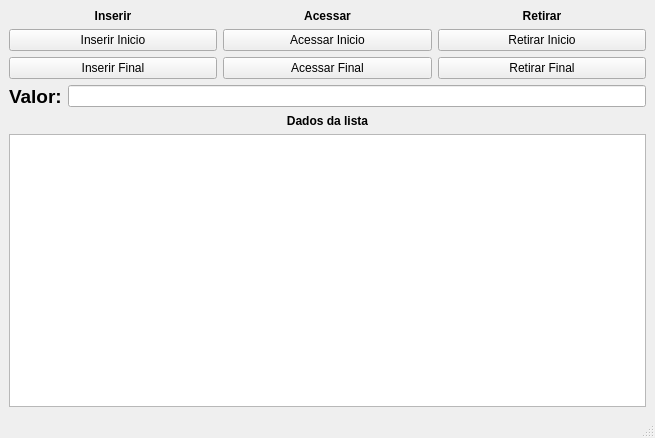
Old version of the form Lista/mainwindow.ui in the repository cpedrohenrique1/Lista.
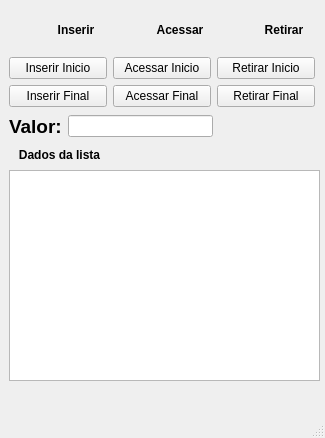
New version of the form. Icons and pictures are not drawn.

```diff
--- a/Lista/mainwindow.ui
+++ b/Lista/mainwindow.ui
@@ -6,7 +6,7 @@
    <rect>
     <x>0</x>
     <y>0</y>
-    <width>655</width>
+    <width>325</width>
     <height>438</height>
    </rect>
   </property>
@@ -14,13 +14,112 @@
    <string>LLSE - Teste</string>
   </property>
   <widget class="QWidget" name="centralwidget">
-   <layout class="QGridLayout" name="gridLayout">
-    <item row="0" column="0">
-     <layout class="QVBoxLayout" name="verticalLayout_5">
+   <widget class="QLabel" name="label_5">
+    <property name="geometry">
+     <rect>
+      <x>9</x>
+      <y>146</y>
+      <width>101</width>
+      <height>18</height>
+     </rect>
+    </property>
+    <property name="text">
+     <string>&lt;html&gt;&lt;head/&gt;&lt;body&gt;&lt;p align=&quot;center&quot;&gt;&lt;span style=&quot; font-weight:700;&quot;&gt;Dados da lista&lt;/span&gt;&lt;/p&gt;&lt;/body&gt;&lt;/html&gt;</string>
+    </property>
+   </widget>
+   <widget class="QWidget" name="layoutWidget">
+    <property name="geometry">
+     <rect>
+      <x>9</x>
+      <y>113</y>
+      <width>204</width>
+      <height>27</height>
+     </rect>
+    </property>
+    <layout class="QHBoxLayout" name="horizontalLayout">
       <item>
+      <widget class="QLabel" name="label">
+       <property name="text">
+        <string>&lt;html&gt;&lt;head/&gt;&lt;body&gt;&lt;p&gt;&lt;span style=&quot; font-size:14pt; font-weight:700;&quot;&gt;Valor:&lt;/span&gt;&lt;/p&gt;&lt;/body&gt;&lt;/html&gt;</string>
+       </property>
+      </widget>
+     </item>
+     <item>
+      <widget class="QLineEdit" name="lineEdit_InputValor">
+       <property name="sizePolicy">
+        <sizepolicy hsizetype="Expanding" vsizetype="Fixed">
+         <horstretch>0</horstretch>
+         <verstretch>0</verstretch>
+        </sizepolicy>
+       </property>
+       <property name="layoutDirection">
+        <enum>Qt::LeftToRight</enum>
+       </property>
+       <property name="text">
+        <string/>
+       </property>
+       <property name="readOnly">
+        <bool>false</bool>
+       </property>
+      </widget>
+     </item>
+    </layout>
+   </widget>
+   <widget class="QTextEdit" name="saida">
+    <property name="geometry">
+     <rect>
+      <x>9</x>
+      <y>170</y>
+      <width>311</width>
+      <height>211</height>
+     </rect>
+    </property>
+   </widget>
+   <widget class="QWidget" name="">
+    <property name="geometry">
+     <rect>
+      <x>9</x>
+      <y>9</y>
+      <width>306</width>
+      <height>98</height>
+     </rect>
+    </property>
        <layout class="QHBoxLayout" name="horizontalLayout_3">
         <item>
-         <layout class="QVBoxLayout" name="verticalLayout_2">
+      <layout class="QVBoxLayout" name="verticalLayout">
+       <item>
+        <layout class="QHBoxLayout" name="horizontalLayout_8">
+         <item>
+          <widget class="QLabel" name="label_6">
+           <property name="sizePolicy">
+            <sizepolicy hsizetype="Preferred" vsizetype="Preferred">
+             <horstretch>0</horstretch>
+             <verstretch>0</verstretch>
+            </sizepolicy>
+           </property>
+           <property name="maximumSize">
+            <size>
+             <width>30</width>
+             <height>30</height>
+            </size>
+           </property>
+           <property name="layoutDirection">
+            <enum>Qt::LeftToRight</enum>
+           </property>
+           <property name="text">
+            <string/>
+           </property>
+           <property name="pixmap">
+            <pixmap resource="Icons.qrc">:/imgs/Icons/insert.png</pixmap>
+           </property>
+           <property name="scaledContents">
+            <bool>true</bool>
+           </property>
+           <property name="alignment">
+            <set>Qt::AlignLeading|Qt::AlignLeft|Qt::AlignVCenter</set>
+           </property>
+          </widget>
+         </item>
           <item>
            <widget class="QLabel" name="label_2">
             <property name="text">
@@ -28,6 +127,8 @@
             </property>
            </widget>
           </item>
+        </layout>
+       </item>
           <item>
            <widget class="QPushButton" name="pushButton_InserirInicio">
             <property name="text">
@@ -45,7 +146,28 @@
          </layout>
         </item>
         <item>
-         <layout class="QVBoxLayout" name="verticalLayout_4">
+      <layout class="QVBoxLayout" name="verticalLayout_2">
+       <item>
+        <layout class="QHBoxLayout" name="horizontalLayout_5">
+         <item>
+          <widget class="QLabel" name="label_8">
+           <property name="maximumSize">
+            <size>
+             <width>30</width>
+             <height>30</height>
+            </size>
+           </property>
+           <property name="text">
+            <string/>
+           </property>
+           <property name="pixmap">
+            <pixmap resource="Icons.qrc">:/imgs/Icons/thumbMouse.jpg</pixmap>
+           </property>
+           <property name="scaledContents">
+            <bool>true</bool>
+           </property>
+          </widget>
+         </item>
           <item>
            <widget class="QLabel" name="label_3">
             <property name="text">
@@ -53,6 +175,8 @@
             </property>
            </widget>
           </item>
+        </layout>
+       </item>
           <item>
            <widget class="QPushButton" name="pushButton_AcessarInicio">
             <property name="text">
@@ -72,12 +196,35 @@
         <item>
          <layout class="QVBoxLayout" name="verticalLayout_3">
           <item>
+        <layout class="QHBoxLayout" name="horizontalLayout_2">
+         <item>
+          <widget class="QLabel" name="label_7">
+           <property name="maximumSize">
+            <size>
+             <width>30</width>
+             <height>30</height>
+            </size>
+           </property>
+           <property name="text">
+            <string/>
+           </property>
+           <property name="pixmap">
+            <pixmap resource="Icons.qrc">:/imgs/Icons/retirar.png</pixmap>
+           </property>
+           <property name="scaledContents">
+            <bool>true</bool>
+           </property>
+          </widget>
+         </item>
+         <item>
            <widget class="QLabel" name="label_4">
             <property name="text">
              <string>&lt;html&gt;&lt;head/&gt;&lt;body&gt;&lt;p align=&quot;center&quot;&gt;&lt;span style=&quot; font-weight:700;&quot;&gt;Retirar&lt;/span&gt;&lt;/p&gt;&lt;/body&gt;&lt;/html&gt;</string>
             </property>
            </widget>
           </item>
+        </layout>
+       </item>
           <item>
            <widget class="QPushButton" name="pushButton_RetirarInicio">
             <property name="text">
@@ -95,57 +242,7 @@
          </layout>
         </item>
        </layout>
-      </item>
-      <item>
-       <layout class="QVBoxLayout" name="verticalLayout">
-        <item>
-         <layout class="QHBoxLayout" name="horizontalLayout_2"/>
-        </item>
-        <item>
-         <layout class="QHBoxLayout" name="horizontalLayout">
-          <item>
-           <widget class="QLabel" name="label">
-            <property name="text">
-             <string>&lt;html&gt;&lt;head/&gt;&lt;body&gt;&lt;p&gt;&lt;span style=&quot; font-size:14pt; font-weight:700;&quot;&gt;Valor:&lt;/span&gt;&lt;/p&gt;&lt;/body&gt;&lt;/html&gt;</string>
-            </property>
-           </widget>
-          </item>
-          <item>
-           <widget class="QLineEdit" name="lineEdit_InputValor">
-            <property name="sizePolicy">
-             <sizepolicy hsizetype="Expanding" vsizetype="Fixed">
-              <horstretch>0</horstretch>
-              <verstretch>0</verstretch>
-             </sizepolicy>
-            </property>
-            <property name="layoutDirection">
-             <enum>Qt::LeftToRight</enum>
-            </property>
-            <property name="text">
-             <string/>
-            </property>
-            <property name="readOnly">
-             <bool>false</bool>
-            </property>
-           </widget>
-          </item>
-         </layout>
-        </item>
-        <item>
-         <widget class="QLabel" name="label_5">
-          <property name="text">
-           <string>&lt;html&gt;&lt;head/&gt;&lt;body&gt;&lt;p align=&quot;center&quot;&gt;&lt;span style=&quot; font-weight:700;&quot;&gt;Dados da lista&lt;/span&gt;&lt;/p&gt;&lt;/body&gt;&lt;/html&gt;</string>
-          </property>
-         </widget>
-        </item>
-        <item>
-         <widget class="QTextEdit" name="saida"/>
-        </item>
-       </layout>
-      </item>
-     </layout>
-    </item>
-   </layout>
+   </widget>
   </widget>
   <widget class="QMenuBar" name="menubar">
    <property name="geometry">
```
Left out of the diff: 6 changed lines with no effect on the pictures. Lines whose indentation alone changed are shown as unchanged.
